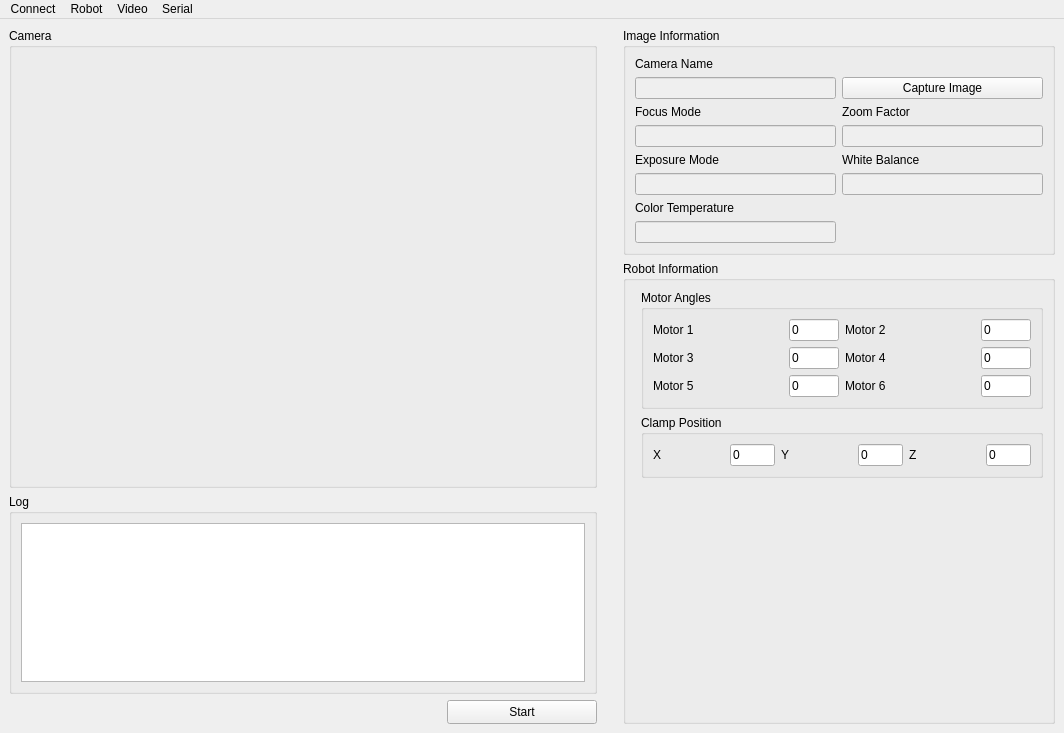
Qt form mainwindow.ui (MiguelFerrerF/robotArmApp) before a commit.
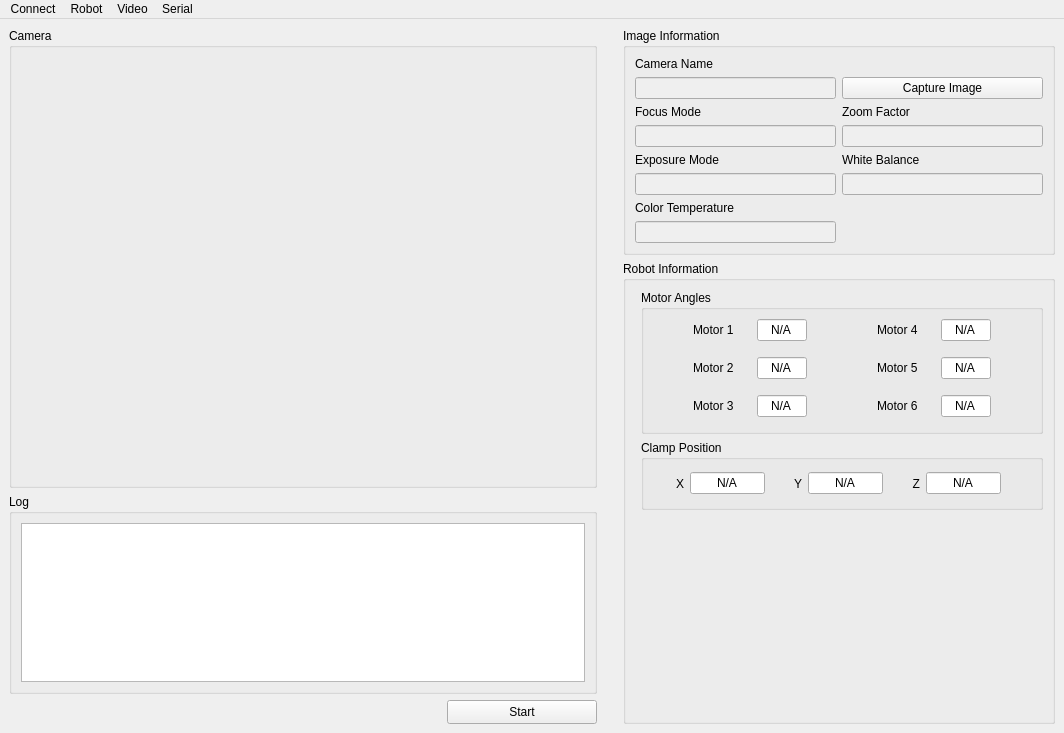
The same form after that commit.

Commit message: Clamp Position + UI

```diff
--- a/mainwindow.ui
+++ b/mainwindow.ui
@@ -242,93 +242,70 @@
           <string>Motor Angles</string>
          </property>
          <layout class="QGridLayout" name="gridLayout_2">
-          <item row="0" column="0">
+          <item row="3" column="4" colspan="2">
+           <spacer name="horizontalSpacer_5">
+            <property name="orientation">
+             <enum>Qt::Orientation::Horizontal</enum>
+            </property>
+            <property name="sizeHint" stdset="0">
+             <size>
+              <width>40</width>
+              <height>10</height>
+             </size>
+            </property>
+           </spacer>
+          </item>
+          <item row="0" column="2">
+           <widget class="QLineEdit" name="lineEditAngleMotor1">
+            <property name="enabled">
+             <bool>true</bool>
+            </property>
+            <property name="maximumSize">
+             <size>
+              <width>50</width>
+              <height>16777215</height>
+             </size>
+            </property>
+            <property name="text">
+             <string>N/A</string>
+            </property>
+            <property name="alignment">
+             <set>Qt::AlignmentFlag::AlignCenter</set>
+            </property>
+            <property name="readOnly">
+             <bool>true</bool>
+            </property>
+           </widget>
+          </item>
+          <item row="0" column="1">
            <widget class="QLabel" name="labelAngleMotor1">
             <property name="text">
              <string>Motor 1</string>
             </property>
            </widget>
           </item>
-          <item row="0" column="1">
-           <widget class="QLineEdit" name="lineEditAngleMotor1">
-            <property name="enabled">
-             <bool>true</bool>
-            </property>
-            <property name="maximumSize">
-             <size>
-              <width>50</width>
-              <height>16777215</height>
-             </size>
-            </property>
-            <property name="text">
-             <string>0</string>
-            </property>
-            <property name="readOnly">
-             <bool>true</bool>
-            </property>
-           </widget>
-          </item>
-          <item row="0" column="2">
-           <widget class="QLabel" name="labelAngleMotor2">
-            <property name="text">
-             <string>Motor 2</string>
-            </property>
-           </widget>
-          </item>
-          <item row="0" column="3">
-           <widget class="QLineEdit" name="lineEditAngleMotor2">
-            <property name="enabled">
-             <bool>true</bool>
-            </property>
-            <property name="maximumSize">
-             <size>
-              <width>50</width>
-              <height>16777215</height>
-             </size>
-            </property>
-            <property name="text">
-             <string>0</string>
-            </property>
-            <property name="readOnly">
-             <bool>true</bool>
-            </property>
-           </widget>
-          </item>
-          <item row="1" column="0">
-           <widget class="QLabel" name="labelAngleMotor3">
-            <property name="text">
-             <string>Motor 3</string>
-            </property>
-           </widget>
-          </item>
-          <item row="1" column="1">
-           <widget class="QLineEdit" name="lineEditAngleMotor3">
-            <property name="enabled">
-             <bool>true</bool>
-            </property>
-            <property name="maximumSize">
-             <size>
-              <width>50</width>
-              <height>16777215</height>
-             </size>
-            </property>
-            <property name="text">
-             <string>0</string>
-            </property>
-            <property name="readOnly">
-             <bool>true</bool>
-            </property>
-           </widget>
-          </item>
-          <item row="1" column="2">
+          <item row="0" column="4">
            <widget class="QLabel" name="labelAngleMotor4">
             <property name="text">
              <string>Motor 4</string>
             </property>
            </widget>
           </item>
-          <item row="1" column="3">
-           <widget class="QLineEdit" name="lineEditAngleMotor4">
+          <item row="3" column="1" colspan="2">
+           <spacer name="horizontalSpacer_4">
+            <property name="orientation">
+             <enum>Qt::Orientation::Horizontal</enum>
+            </property>
+            <property name="sizeHint" stdset="0">
+             <size>
+              <width>40</width>
+              <height>10</height>
+             </size>
+            </property>
+           </spacer>
+          </item>
+          <item row="4" column="5">
+           <widget class="QLineEdit" name="lineEditAngleMotor6">
             <property name="enabled">
              <bool>true</bool>
             </property>
@@ -339,22 +316,25 @@
              </size>
             </property>
             <property name="text">
-             <string>0</string>
+             <string>N/A</string>
+            </property>
+            <property name="alignment">
+             <set>Qt::AlignmentFlag::AlignCenter</set>
             </property>
             <property name="readOnly">
              <bool>true</bool>
             </property>
            </widget>
           </item>
-          <item row="2" column="0">
+          <item row="2" column="4">
            <widget class="QLabel" name="labelAngleMotor5">
             <property name="text">
              <string>Motor 5</string>
             </property>
            </widget>
           </item>
-          <item row="2" column="1">
-           <widget class="QLineEdit" name="lineEditAngleMotor5">
+          <item row="4" column="2">
+           <widget class="QLineEdit" name="lineEditAngleMotor3">
             <property name="enabled">
              <bool>true</bool>
             </property>
@@ -365,22 +345,77 @@
              </size>
             </property>
             <property name="text">
-             <string>0</string>
+             <string>N/A</string>
+            </property>
+            <property name="alignment">
+             <set>Qt::AlignmentFlag::AlignCenter</set>
             </property>
             <property name="readOnly">
              <bool>true</bool>
             </property>
            </widget>
           </item>
-          <item row="2" column="2">
+          <item row="0" column="3" rowspan="5">
+           <spacer name="verticalSpacer_4">
+            <property name="orientation">
+             <enum>Qt::Orientation::Vertical</enum>
+            </property>
+            <property name="sizeHint" stdset="0">
+             <size>
+              <width>40</width>
+              <height>40</height>
+             </size>
+            </property>
+           </spacer>
+          </item>
+          <item row="4" column="4">
            <widget class="QLabel" name="labelAngleMotor6">
             <property name="text">
              <string>Motor 6</string>
             </property>
            </widget>
           </item>
-          <item row="2" column="3">
-           <widget class="QLineEdit" name="lineEditAngleMotor6">
+          <item row="0" column="6" rowspan="5">
+           <spacer name="verticalSpacer_5">
+            <property name="orientation">
+             <enum>Qt::Orientation::Vertical</enum>
+            </property>
+            <property name="sizeHint" stdset="0">
+             <size>
+              <width>40</width>
+              <height>40</height>
+             </size>
+            </property>
+           </spacer>
+          </item>
+          <item row="1" column="4" colspan="2">
+           <spacer name="horizontalSpacer_3">
+            <property name="orientation">
+             <enum>Qt::Orientation::Horizontal</enum>
+            </property>
+            <property name="sizeHint" stdset="0">
+             <size>
+              <width>40</width>
+              <height>10</height>
+             </size>
+            </property>
+           </spacer>
+          </item>
+          <item row="0" column="0" rowspan="5">
+           <spacer name="verticalSpacer_3">
+            <property name="orientation">
+             <enum>Qt::Orientation::Vertical</enum>
+            </property>
+            <property name="sizeHint" stdset="0">
+             <size>
+              <width>40</width>
+              <height>40</height>
+             </size>
+            </property>
+           </spacer>
+          </item>
+          <item row="2" column="5">
+           <widget class="QLineEdit" name="lineEditAngleMotor5">
             <property name="enabled">
              <bool>true</bool>
             </property>
@@ -391,13 +426,100 @@
              </size>
             </property>
             <property name="text">
-             <string>0</string>
+             <string>N/A</string>
             </property>
+            <property name="alignment">
+             <set>Qt::AlignmentFlag::AlignCenter</set>
+            </property>
             <property name="readOnly">
              <bool>true</bool>
             </property>
            </widget>
           </item>
+          <item row="4" column="1">
+           <widget class="QLabel" name="labelAngleMotor3">
+            <property name="text">
+             <string>Motor 3</string>
+            </property>
+           </widget>
+          </item>
+          <item row="0" column="5">
+           <widget class="QLineEdit" name="lineEditAngleMotor4">
+            <property name="enabled">
+             <bool>true</bool>
+            </property>
+            <property name="maximumSize">
+             <size>
+              <width>50</width>
+              <height>16777215</height>
+             </size>
+            </property>
+            <property name="text">
+             <string>N/A</string>
+            </property>
+            <property name="alignment">
+             <set>Qt::AlignmentFlag::AlignCenter</set>
+            </property>
+            <property name="readOnly">
+             <bool>true</bool>
+            </property>
+           </widget>
+          </item>
+          <item row="1" column="1" colspan="2">
+           <spacer name="horizontalSpacer_2">
+            <property name="orientation">
+             <enum>Qt::Orientation::Horizontal</enum>
+            </property>
+            <property name="sizeHint" stdset="0">
+             <size>
+              <width>40</width>
+              <height>10</height>
+             </size>
+            </property>
+           </spacer>
+          </item>
+          <item row="2" column="1">
+           <widget class="QLabel" name="labelAngleMotor2">
+            <property name="text">
+             <string>Motor 2</string>
+            </property>
+           </widget>
+          </item>
+          <item row="2" column="2">
+           <widget class="QLineEdit" name="lineEditAngleMotor2">
+            <property name="enabled">
+             <bool>true</bool>
+            </property>
+            <property name="maximumSize">
+             <size>
+              <width>50</width>
+              <height>16777215</height>
+             </size>
+            </property>
+            <property name="text">
+             <string>N/A</string>
+            </property>
+            <property name="alignment">
+             <set>Qt::AlignmentFlag::AlignCenter</set>
+            </property>
+            <property name="readOnly">
+             <bool>true</bool>
+            </property>
+           </widget>
+          </item>
+          <item row="5" column="1" colspan="5">
+           <spacer name="horizontalSpacer_6">
+            <property name="orientation">
+             <enum>Qt::Orientation::Horizontal</enum>
+            </property>
+            <property name="sizeHint" stdset="0">
+             <size>
+              <width>40</width>
+              <height>5</height>
+             </size>
+            </property>
+           </spacer>
+          </item>
          </layout>
         </widget>
        </item>
@@ -431,41 +553,43 @@
             <property name="text">
              <string>X</string>
             </property>
+            <property name="alignment">
+             <set>Qt::AlignmentFlag::AlignRight|Qt::AlignmentFlag::AlignTrailing|Qt::AlignmentFlag::AlignVCenter</set>
+            </property>
+           </widget>
+          </item>
+          <item row="0" column="5">
+           <widget class="QLineEdit" name="lineEditZ">
+            <property name="maximumSize">
+             <size>
+              <width>75</width>
+              <height>16777215</height>
+             </size>
+            </property>
+            <property name="text">
+             <string>N/A</string>
+            </property>
+            <property name="alignment">
+             <set>Qt::AlignmentFlag::AlignCenter</set>
+            </property>
+            <property name="readOnly">
+             <bool>true</bool>
+            </property>
            </widget>
           </item>
           <item row="0" column="1">
            <widget class="QLineEdit" name="lineEditX">
             <property name="maximumSize">
              <size>
-              <width>45</width>
+              <width>75</width>
               <height>16777215</height>
              </size>
             </property>
             <property name="text">
-             <string>0</string>
+             <string>N/A</string>
             </property>
-            <property name="readOnly">
-             <bool>true</bool>
-            </property>
-           </widget>
-          </item>
-          <item row="0" column="2">
-           <widget class="QLabel" name="lableY">
-            <property name="text">
-             <string>Y</string>
-            </property>
-           </widget>
-          </item>
-          <item row="0" column="3">
-           <widget class="QLineEdit" name="lineEditY">
-            <property name="maximumSize">
-             <size>
-              <width>45</width>
-              <height>16777215</height>
-             </size>
-            </property>
-            <property name="text">
-             <string>0</string>
+            <property name="alignment">
+             <set>Qt::AlignmentFlag::AlignCenter</set>
             </property>
             <property name="readOnly">
              <bool>true</bool>
@@ -477,24 +601,53 @@
             <property name="text">
              <string>Z</string>
             </property>
+            <property name="alignment">
+             <set>Qt::AlignmentFlag::AlignRight|Qt::AlignmentFlag::AlignTrailing|Qt::AlignmentFlag::AlignVCenter</set>
+            </property>
            </widget>
           </item>
-          <item row="0" column="5">
-           <widget class="QLineEdit" name="lineEditZ">
+          <item row="0" column="3">
+           <widget class="QLineEdit" name="lineEditY">
             <property name="maximumSize">
              <size>
-              <width>45</width>
+              <width>75</width>
               <height>16777215</height>
              </size>
             </property>
             <property name="text">
-             <string>0</string>
+             <string>N/A</string>
+            </property>
+            <property name="alignment">
+             <set>Qt::AlignmentFlag::AlignCenter</set>
             </property>
             <property name="readOnly">
              <bool>true</bool>
             </property>
            </widget>
           </item>
+          <item row="0" column="2">
+           <widget class="QLabel" name="lableY">
+            <property name="text">
+             <string>Y</string>
+            </property>
+            <property name="alignment">
+             <set>Qt::AlignmentFlag::AlignRight|Qt::AlignmentFlag::AlignTrailing|Qt::AlignmentFlag::AlignVCenter</set>
+            </property>
+           </widget>
+          </item>
+          <item row="0" column="6">
+           <spacer name="verticalSpacer_9">
+            <property name="orientation">
+             <enum>Qt::Orientation::Vertical</enum>
+            </property>
+            <property name="sizeHint" stdset="0">
+             <size>
+              <width>30</width>
+              <height>40</height>
+             </size>
+            </property>
+           </spacer>
+          </item>
          </layout>
         </widget>
        </item>
@@ -509,7 +662,7 @@
      <x>0</x>
      <y>0</y>
      <width>1064</width>
-     <height>25</height>
+     <height>33</height>
     </rect>
    </property>
    <widget class="QMenu" name="menuController">
```
The commit also changes 4 other files.
